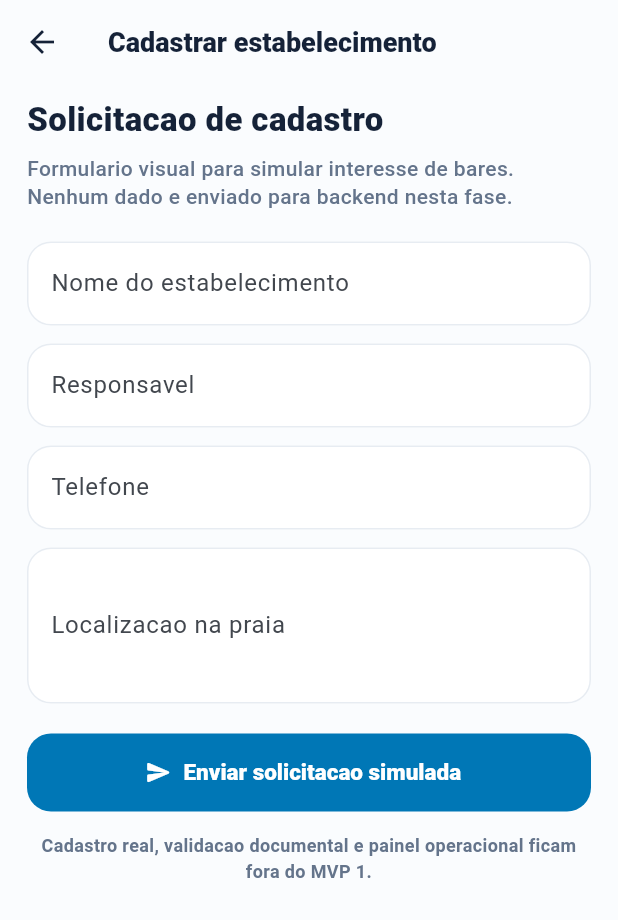
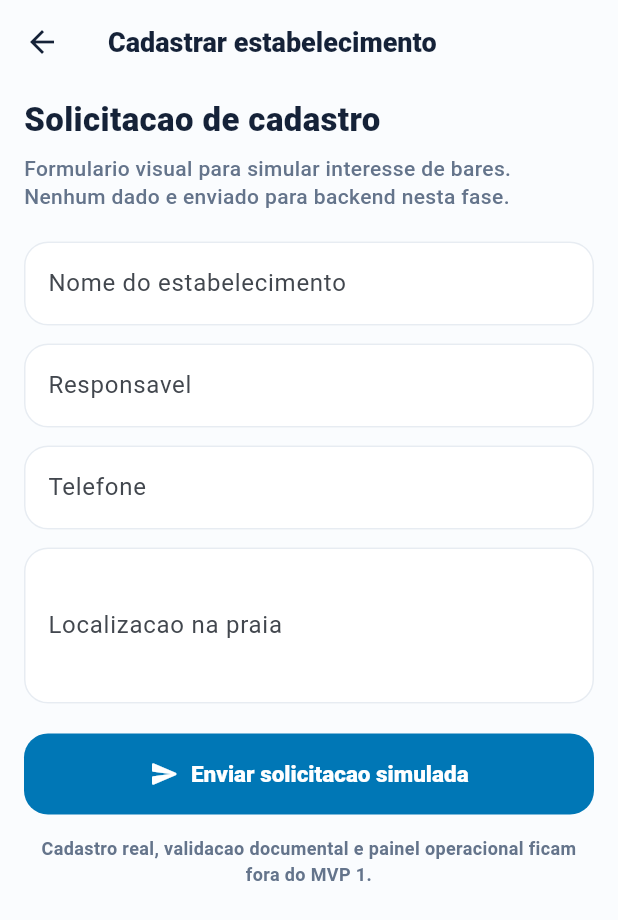
Before and after one commit to andrehcbatista/pe-na-areia, a Flutter app: the screen it shows after launch, after a tap on "Ver bares em Boa Viagem", after a tap on "Cadastrar bar", on a phone screen of 412 x 824 dp. Shown: the top 920 px of the screen. Run offline on Flutter 3.47's test engine with Material 3 defaults, Android fonts, the phone set to English and light mode, and no system bars.

Commit message:
Refinar experiencia mobile do MVP 1

```diff
--- a/lib/features/beach_confirmation/beach_confirmation_screen.dart
+++ b/lib/features/beach_confirmation/beach_confirmation_screen.dart
@@ -13,14 +13,21 @@ class BeachConfirmationScreen extends StatelessWidget {
   Widget build(BuildContext context) {
     return Scaffold(
       body: SafeArea(
-        child: Padding(
-          padding: const EdgeInsets.all(24),
+        child: LayoutBuilder(
+          builder: (context, constraints) {
+            final compact = constraints.maxHeight < 640;
+
+            return SingleChildScrollView(
+              padding: const EdgeInsets.fromLTRB(20, 18, 20, 24),
+              child: ConstrainedBox(
+                constraints: BoxConstraints(
+                  minHeight: constraints.maxHeight - 42,
+                ),
                 child: Column(
                   crossAxisAlignment: CrossAxisAlignment.start,
                   children: [
-              const SizedBox(height: 24),
                     Container(
-                height: 230,
+                      height: compact ? 176 : 218,
                       width: double.infinity,
                       decoration: BoxDecoration(
                         gradient: const LinearGradient(
@@ -28,23 +35,23 @@ class BeachConfirmationScreen extends StatelessWidget {
                           begin: Alignment.topLeft,
                           end: Alignment.bottomRight,
                         ),
-                  borderRadius: BorderRadius.circular(28),
+                        borderRadius: BorderRadius.circular(26),
                       ),
-                child: const Stack(
+                      child: Stack(
                         children: [
                           Positioned(
-                      right: 24,
-                      top: 28,
+                            right: 22,
+                            top: compact ? 20 : 28,
                             child: Icon(
                               Icons.waves_rounded,
                               color: AppColors.ocean,
-                        size: 72,
+                              size: compact ? 58 : 72,
                             ),
                           ),
-                    Positioned(
-                      left: 24,
-                      bottom: 24,
-                      right: 24,
+                          const Positioned(
+                            left: 22,
+                            bottom: 22,
+                            right: 22,
                             child: Text(
                               'Boa Viagem, Recife/PE',
                               style: AppTextStyles.title,
@@ -53,21 +60,32 @@ class BeachConfirmationScreen extends StatelessWidget {
                         ],
                       ),
                     ),
-              const SizedBox(height: 28),
-              const Text('Confirmar praia piloto', style: AppTextStyles.title),
+                    const SizedBox(height: 24),
+                    const Text(
+                      'Confirmar praia piloto',
+                      style: AppTextStyles.title,
+                    ),
                     const SizedBox(height: 10),
-              Text(boaViagemBeach.description, style: AppTextStyles.bodyMuted),
-              const Spacer(),
+                    Text(
+                      boaViagemBeach.description,
+                      style: AppTextStyles.bodyMuted,
+                    ),
+                    SizedBox(height: compact ? 28 : 48),
                     PrimaryButton(
                       label: 'Ver bares em Boa Viagem',
                       icon: Icons.explore_rounded,
                       onPressed: () {
-                  Navigator.of(context).pushReplacementNamed(AppRoutes.home);
+                        Navigator.of(context).pushReplacementNamed(
+                          AppRoutes.home,
+                        );
                       },
                     ),
                   ],
                 ),
               ),
+            );
+          },
+        ),
       ),
     );
   }
--- a/lib/features/establishment_detail/establishment_detail_screen.dart
+++ b/lib/features/establishment_detail/establishment_detail_screen.dart
@@ -37,10 +37,10 @@ class EstablishmentDetailScreen extends StatelessWidget {
       ),
       body: SafeArea(
         child: ListView(
-          padding: const EdgeInsets.fromLTRB(18, 8, 18, 24),
+          padding: const EdgeInsets.fromLTRB(16, 8, 16, 24),
           children: [
             _HeroPlaceholder(establishment: establishment),
-            const SizedBox(height: 20),
+            const SizedBox(height: 18),
             Text(establishment.name, style: AppTextStyles.title),
             const SizedBox(height: 8),
             Text(establishment.description, style: AppTextStyles.bodyMuted),
@@ -117,10 +117,12 @@ class _HeroPlaceholder extends StatelessWidget {
 
   @override
   Widget build(BuildContext context) {
+    final compactWidth = MediaQuery.sizeOf(context).width < 360;
+
     return Container(
-      height: 230,
+      height: compactWidth ? 190 : 220,
       width: double.infinity,
-      padding: const EdgeInsets.all(20),
+      padding: const EdgeInsets.all(18),
       decoration: BoxDecoration(
         gradient: const LinearGradient(
           colors: [AppColors.ocean, AppColors.violet],
@@ -136,15 +138,19 @@ class _HeroPlaceholder extends StatelessWidget {
           const Spacer(),
           Text(
             establishment.imagePlaceholder,
+            maxLines: 2,
+            overflow: TextOverflow.ellipsis,
             style: const TextStyle(
               color: Colors.white,
-              fontSize: 24,
+              fontSize: 23,
               fontWeight: FontWeight.w900,
             ),
           ),
           const SizedBox(height: 8),
           Text(
             establishment.address,
+            maxLines: 2,
+            overflow: TextOverflow.ellipsis,
             style: const TextStyle(
               color: Colors.white,
               fontSize: 13,
@@ -165,7 +171,7 @@ class _InfoPanel extends StatelessWidget {
   @override
   Widget build(BuildContext context) {
     return Container(
-      padding: const EdgeInsets.all(16),
+      padding: const EdgeInsets.all(14),
       decoration: BoxDecoration(
         color: AppColors.surface,
         borderRadius: BorderRadius.circular(20),
--- a/lib/features/establishment_signup/establishment_signup_screen.dart
+++ b/lib/features/establishment_signup/establishment_signup_screen.dart
@@ -12,8 +12,7 @@ class EstablishmentSignupScreen extends StatefulWidget {
       _EstablishmentSignupScreenState();
 }
 
-class _EstablishmentSignupScreenState
-    extends State<EstablishmentSignupScreen> {
+class _EstablishmentSignupScreenState extends State<EstablishmentSignupScreen> {
   final _formKey = GlobalKey<FormState>();
   final _nameController = TextEditingController();
   final _ownerController = TextEditingController();
@@ -37,7 +36,7 @@ class _EstablishmentSignupScreenState
         child: Form(
           key: _formKey,
           child: ListView(
-            padding: const EdgeInsets.fromLTRB(18, 8, 18, 24),
+            padding: const EdgeInsets.fromLTRB(16, 8, 16, 24),
             children: [
               const Text('Solicitacao de cadastro', style: AppTextStyles.title),
               const SizedBox(height: 8),
@@ -99,7 +98,8 @@ class _EstablishmentSignupScreenState
       context: context,
       builder: (context) {
         return AlertDialog(
-          icon: const Icon(Icons.check_circle_rounded, color: AppColors.success),
+          icon:
+              const Icon(Icons.check_circle_rounded, color: AppColors.success),
           title: const Text('Solicitacao registrada'),
           content: const Text(
             'Esta e uma confirmacao simulada. Nenhuma informacao foi enviada para um servidor.',
--- a/lib/features/home/home_screen.dart
+++ b/lib/features/home/home_screen.dart
@@ -40,39 +40,53 @@ class HomeScreen extends StatelessWidget {
       ),
       body: SafeArea(
         child: ListView(
-          padding: const EdgeInsets.fromLTRB(18, 8, 18, 24),
+          padding: const EdgeInsets.fromLTRB(16, 8, 16, 24),
           children: [
             BeachHeader(beach: boaViagemBeach),
-            const SizedBox(height: 18),
+            const SizedBox(height: 16),
             MockMapPreview(
               establishments: mockEstablishments,
               onTap: () => Navigator.of(context).pushNamed(AppRoutes.map),
             ),
             const SizedBox(height: 14),
-            Row(
-              children: [
-                Expanded(
-                  child: SecondaryButton(
+            LayoutBuilder(
+              builder: (context, constraints) {
+                final stackButtons = constraints.maxWidth < 360;
+                final mapButton = SecondaryButton(
                   label: 'Ver mapa',
                   icon: Icons.map_rounded,
                   onPressed: () => Navigator.of(context).pushNamed(
                     AppRoutes.map,
                   ),
-                  ),
-                ),
-                const SizedBox(width: 10),
-                Expanded(
-                  child: SecondaryButton(
+                );
+                final signupButton = SecondaryButton(
                   label: 'Cadastrar bar',
                   icon: Icons.storefront_rounded,
                   onPressed: () => Navigator.of(context).pushNamed(
                     AppRoutes.establishmentSignup,
                   ),
+                );
+
+                if (stackButtons) {
+                  return Column(
+                    children: [
+                      mapButton,
+                      const SizedBox(height: 10),
+                      signupButton,
+                    ],
+                  );
+                }
+
+                return Row(
+                  children: [
+                    Expanded(child: mapButton),
+                    const SizedBox(width: 10),
+                    Expanded(child: signupButton),
+                  ],
+                );
+              },
             ),
-                ),
-              ],
-            ),
-            const SizedBox(height: 24),
+            const SizedBox(height: 22),
             const Text('Bares na faixa de areia',
                 style: AppTextStyles.sectionTitle),
             const SizedBox(height: 6),
--- a/lib/features/home/widgets/beach_header.dart
+++ b/lib/features/home/widgets/beach_header.dart
@@ -16,10 +16,10 @@ class BeachHeader extends StatelessWidget {
   Widget build(BuildContext context) {
     return Container(
       width: double.infinity,
-      padding: const EdgeInsets.all(20),
+      padding: const EdgeInsets.all(18),
       decoration: BoxDecoration(
         color: AppColors.surface,
-        borderRadius: BorderRadius.circular(24),
+        borderRadius: BorderRadius.circular(22),
         border: Border.all(color: AppColors.border),
       ),
       child: Column(
@@ -27,8 +27,10 @@ class BeachHeader extends StatelessWidget {
         children: [
           const Text('Praia selecionada', style: AppTextStyles.caption),
           const SizedBox(height: 8),
-          Text('${beach.name}, ${beach.city}/${beach.state}',
-              style: AppTextStyles.title),
+          Text(
+            '${beach.name}, ${beach.city}/${beach.state}',
+            style: AppTextStyles.title,
+          ),
           const SizedBox(height: 8),
           Text(beach.description, style: AppTextStyles.bodyMuted),
         ],
--- a/lib/features/home/widgets/establishment_card.dart
+++ b/lib/features/home/widgets/establishment_card.dart
@@ -33,32 +33,64 @@ class EstablishmentCard extends StatelessWidget {
         onTap: onTap,
         borderRadius: BorderRadius.circular(18),
         child: Padding(
-          padding: const EdgeInsets.all(14),
-          child: Row(
+          padding: const EdgeInsets.all(12),
+          child: LayoutBuilder(
+            builder: (context, constraints) {
+              final stackContent = constraints.maxWidth < 330;
+
+              if (stackContent) {
+                return Column(
+                  crossAxisAlignment: CrossAxisAlignment.start,
+                  children: [
+                    _ImagePlaceholder(
+                      label: establishment.imagePlaceholder,
+                      wide: true,
+                    ),
+                    const SizedBox(height: 12),
+                    _EstablishmentSummary(establishment: establishment),
+                  ],
+                );
+              }
+
+              return Row(
                 crossAxisAlignment: CrossAxisAlignment.start,
                 children: [
                   _ImagePlaceholder(label: establishment.imagePlaceholder),
-              const SizedBox(width: 14),
+                  const SizedBox(width: 12),
                   Expanded(
-                child: Column(
+                    child: _EstablishmentSummary(establishment: establishment),
+                  ),
+                ],
+              );
+            },
+          ),
+        ),
+      ),
+    );
+  }
+}
+
+class _EstablishmentSummary extends StatelessWidget {
+  const _EstablishmentSummary({required this.establishment});
+
+  final Establishment establishment;
+
+  @override
+  Widget build(BuildContext context) {
+    return Column(
       crossAxisAlignment: CrossAxisAlignment.start,
       children: [
-                    Row(
-                      children: [
-                        Expanded(
-                          child: Text(
+        Text(
           establishment.name,
           style: AppTextStyles.sectionTitle,
         ),
-                        ),
+        const SizedBox(height: 4),
         RatingStars(
           rating: establishment.rating,
           reviewCount: establishment.reviewCount,
           compact: true,
         ),
-                      ],
-                    ),
-                    const SizedBox(height: 6),
+        const SizedBox(height: 8),
         Text(
           establishment.description,
           maxLines: 2,
@@ -67,7 +99,7 @@ class EstablishmentCard extends StatelessWidget {
         ),
         const SizedBox(height: 12),
         Wrap(
-                      spacing: 8,
+          spacing: 7,
           runSpacing: 8,
           children: [
             StatusBadge(isOpen: establishment.isOpen),
@@ -80,7 +112,7 @@ class EstablishmentCard extends StatelessWidget {
         ),
         const SizedBox(height: 10),
         Text(
-                      '${Formatters.meters(establishment.distanceMeters)} • ${establishment.priceRange}',
+          '${Formatters.meters(establishment.distanceMeters)} - ${establishment.priceRange}',
           style: const TextStyle(
             color: AppColors.muted,
             fontWeight: FontWeight.w800,
@@ -88,26 +120,24 @@ class EstablishmentCard extends StatelessWidget {
           ),
         ),
       ],
-                ),
-              ),
-            ],
-          ),
-        ),
-      ),
     );
   }
 }
 
 class _ImagePlaceholder extends StatelessWidget {
-  const _ImagePlaceholder({required this.label});
+  const _ImagePlaceholder({
+    required this.label,
+    this.wide = false,
+  });
 
   final String label;
+  final bool wide;
 
   @override
   Widget build(BuildContext context) {
     return Container(
-      width: 88,
-      height: 104,
+      width: wide ? double.infinity : 76,
+      height: wide ? 112 : 96,
       padding: const EdgeInsets.all(10),
       decoration: BoxDecoration(
         gradient: const LinearGradient(
@@ -121,7 +151,7 @@ class _ImagePlaceholder extends StatelessWidget {
         alignment: Alignment.bottomLeft,
         child: Text(
           label,
-          maxLines: 3,
+          maxLines: wide ? 2 : 3,
           overflow: TextOverflow.ellipsis,
           style: const TextStyle(
             color: Colors.white,
--- a/lib/features/home/widgets/mock_map_preview.dart
+++ b/lib/features/home/widgets/mock_map_preview.dart
@@ -18,15 +18,22 @@ class MockMapPreview extends StatelessWidget {
 
   @override
   Widget build(BuildContext context) {
+    final screenSize = MediaQuery.sizeOf(context);
+    final previewHeight = expanded
+        ? (screenSize.height * 0.58).clamp(320.0, 420.0).toDouble()
+        : screenSize.width < 360
+            ? 172.0
+            : 190.0;
+
     return InkWell(
       onTap: onTap,
-      borderRadius: BorderRadius.circular(24),
+      borderRadius: BorderRadius.circular(22),
       child: Container(
-        height: expanded ? 420 : 190,
-        padding: const EdgeInsets.all(18),
+        height: previewHeight,
+        padding: const EdgeInsets.all(16),
         decoration: BoxDecoration(
           color: AppColors.oceanLight,
-          borderRadius: BorderRadius.circular(24),
+          borderRadius: BorderRadius.circular(22),
           border: Border.all(color: AppColors.border),
         ),
         child: LayoutBuilder(
@@ -41,13 +48,21 @@ class MockMapPreview extends StatelessWidget {
                 const Positioned(
                   left: 4,
                   top: 0,
-                  child: Text('Mapa visual de Boa Viagem',
-                      style: AppTextStyles.sectionTitle),
+                  right: 4,
+                  child: Text(
+                    'Mapa visual de Boa Viagem',
+                    maxLines: 1,
+                    overflow: TextOverflow.ellipsis,
+                    style: AppTextStyles.sectionTitle,
+                  ),
                 ),
                 const Positioned(
                   left: 4,
                   top: 30,
+                  right: 4,
                   child: Text('Placeholder sem Google Maps',
+                      maxLines: 1,
+                      overflow: TextOverflow.ellipsis,
                       style: AppTextStyles.caption),
                 ),
                 for (var index = 0; index < establishments.length; index++)
@@ -93,6 +108,7 @@ class _MapPin extends StatelessWidget {
       child: Column(
         children: [
           Container(
+            constraints: const BoxConstraints(maxWidth: 132),
             padding: const EdgeInsets.symmetric(horizontal: 10, vertical: 7),
             decoration: BoxDecoration(
               color: AppColors.surface,
@@ -107,6 +123,8 @@ class _MapPin extends StatelessWidget {
             ),
             child: Text(
               label.split(' ').take(2).join(' '),
+              maxLines: 1,
+              overflow: TextOverflow.ellipsis,
               style: const TextStyle(
                 color: AppColors.ink,
                 fontSize: 11,
--- a/lib/features/map/map_screen.dart
+++ b/lib/features/map/map_screen.dart
@@ -15,7 +15,7 @@ class MapScreen extends StatelessWidget {
       appBar: AppBar(title: const Text('Mapa de estabelecimentos')),
       body: SafeArea(
         child: ListView(
-          padding: const EdgeInsets.fromLTRB(18, 8, 18, 24),
+          padding: const EdgeInsets.fromLTRB(16, 8, 16, 24),
           children: [
             MockMapPreview(
               establishments: mockEstablishments,
--- a/lib/features/menu/menu_screen.dart
+++ b/lib/features/menu/menu_screen.dart
@@ -20,7 +20,7 @@ class MenuScreen extends StatelessWidget {
       appBar: AppBar(title: Text('Cardapio')),
       body: SafeArea(
         child: ListView(
-          padding: const EdgeInsets.fromLTRB(18, 8, 18, 24),
+          padding: const EdgeInsets.fromLTRB(16, 8, 16, 24),
           children: [
             Text(establishment.name, style: AppTextStyles.title),
             const SizedBox(height: 6),
--- a/lib/features/menu/widgets/menu_item_card.dart
+++ b/lib/features/menu/widgets/menu_item_card.dart
@@ -17,7 +17,7 @@ class MenuItemCard extends StatelessWidget {
   @override
   Widget build(BuildContext context) {
     return Container(
-      padding: const EdgeInsets.all(14),
+      padding: const EdgeInsets.all(12),
       decoration: BoxDecoration(
         color: AppColors.surface,
         borderRadius: BorderRadius.circular(18),
@@ -30,8 +30,8 @@ class MenuItemCard extends StatelessWidget {
             crossAxisAlignment: CrossAxisAlignment.start,
             children: [
               Container(
-                width: 54,
-                height: 54,
+                width: 50,
+                height: 50,
                 decoration: BoxDecoration(
                   color: item.isHighlighted
                       ? AppColors.coralLight
@@ -70,6 +70,7 @@ class MenuItemCard extends StatelessWidget {
               const SizedBox(width: 12),
               Text(
                 Formatters.currency(item.price),
+                maxLines: 1,
                 style: const TextStyle(
                   color: AppColors.ink,
                   fontSize: 14,
--- a/lib/shared/widgets/primary_button.dart
+++ b/lib/shared/widgets/primary_button.dart
@@ -18,11 +18,15 @@ class PrimaryButton extends StatelessWidget {
   Widget build(BuildContext context) {
     return SizedBox(
       width: double.infinity,
-      height: 52,
+      height: 54,
       child: FilledButton.icon(
         onPressed: onPressed,
-        icon: Icon(icon ?? Icons.arrow_forward_rounded),
-        label: Text(label),
+        icon: Icon(icon ?? Icons.arrow_forward_rounded, size: 20),
+        label: Text(
+          label,
+          maxLines: 1,
+          overflow: TextOverflow.ellipsis,
+        ),
         style: FilledButton.styleFrom(
           backgroundColor: AppColors.ocean,
           foregroundColor: Colors.white,
@@ -30,6 +34,7 @@ class PrimaryButton extends StatelessWidget {
             fontSize: 15,
             fontWeight: FontWeight.w800,
           ),
+          padding: const EdgeInsets.symmetric(horizontal: 16),
           shape: RoundedRectangleBorder(
             borderRadius: BorderRadius.circular(16),
           ),
--- a/lib/shared/widgets/secondary_button.dart
+++ b/lib/shared/widgets/secondary_button.dart
@@ -18,11 +18,15 @@ class SecondaryButton extends StatelessWidget {
   Widget build(BuildContext context) {
     return SizedBox(
       width: double.infinity,
-      height: 50,
+      height: 52,
       child: OutlinedButton.icon(
         onPressed: onPressed,
-        icon: Icon(icon ?? Icons.chevron_right_rounded),
-        label: Text(label),
+        icon: Icon(icon ?? Icons.chevron_right_rounded, size: 20),
+        label: Text(
+          label,
+          maxLines: 1,
+          overflow: TextOverflow.ellipsis,
+        ),
         style: OutlinedButton.styleFrom(
           foregroundColor: AppColors.oceanDark,
           side: const BorderSide(color: AppColors.border),
@@ -30,6 +34,7 @@ class SecondaryButton extends StatelessWidget {
             fontSize: 14,
             fontWeight: FontWeight.w800,
           ),
+          padding: const EdgeInsets.symmetric(horizontal: 14),
           shape: RoundedRectangleBorder(
             borderRadius: BorderRadius.circular(16),
           ),
```
Lines whose indentation alone changed are shown as unchanged.
